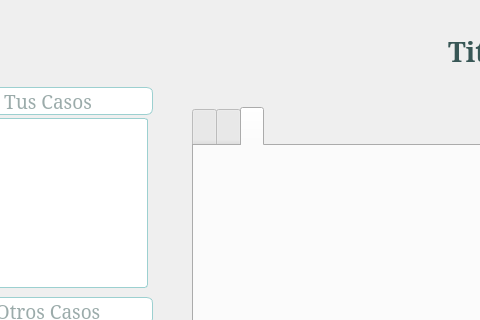
The window that src/forms/caseview.ui (damaro05/LawFirmPlatform) describes before a commit, drawn with Qt 5; both pictures show x 113 to 593 and y 0 to 320 of the 1350 by 750 pixel window.
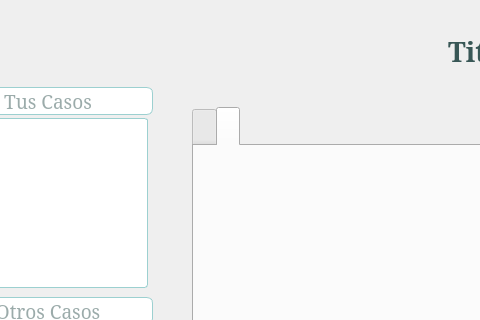
The same window after the commit. The open tabs and pages were chosen to show the change. Icons and pictures are not drawn.

Commit message: CaseDocView with Sfilter and 'añadir documento' button, listviewtemplate with searchfilter methods, clientview and casedocview simplified

The edit to the form file:
```diff
--- a/src/forms/caseview.ui
+++ b/src/forms/caseview.ui
@@ -626,16 +626,6 @@
          <string/>
         </attribute>
        </widget>
-       <widget class="QWidget" name="tabCaseDocView">
-        <attribute name="icon">
-         <iconset resource="../../media.qrc">
-          <normaloff>:/icons/Resources/imgs/icons/setDefault/Box-48.png</normaloff>
-          <normalon>:/icons/Resources/imgs/icons/setDefault/Box Filled-48.png</normalon>:/icons/Resources/imgs/icons/setDefault/Box-48.png</iconset>
-        </attribute>
-        <attribute name="title">
-         <string/>
-        </attribute>
-       </widget>
        <widget class="QWidget" name="tabCostView">
         <attribute name="icon">
          <iconset resource="../../media.qrc">
```
The commit also changes 18 other files.
